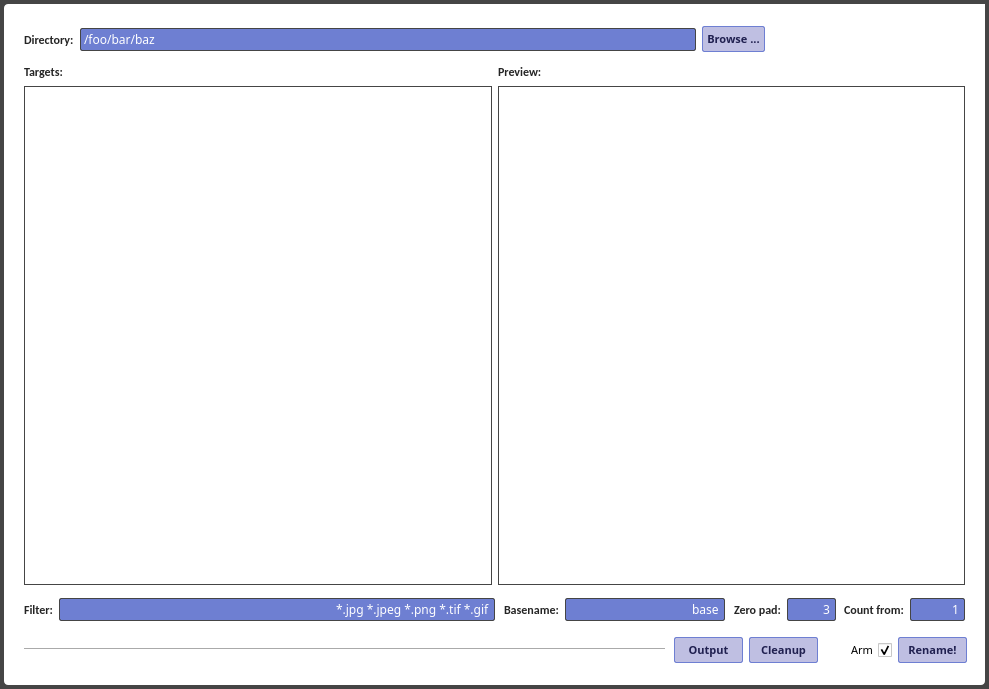
0E9B061F/batchrename, file batchrename.ui: the form before one commit.
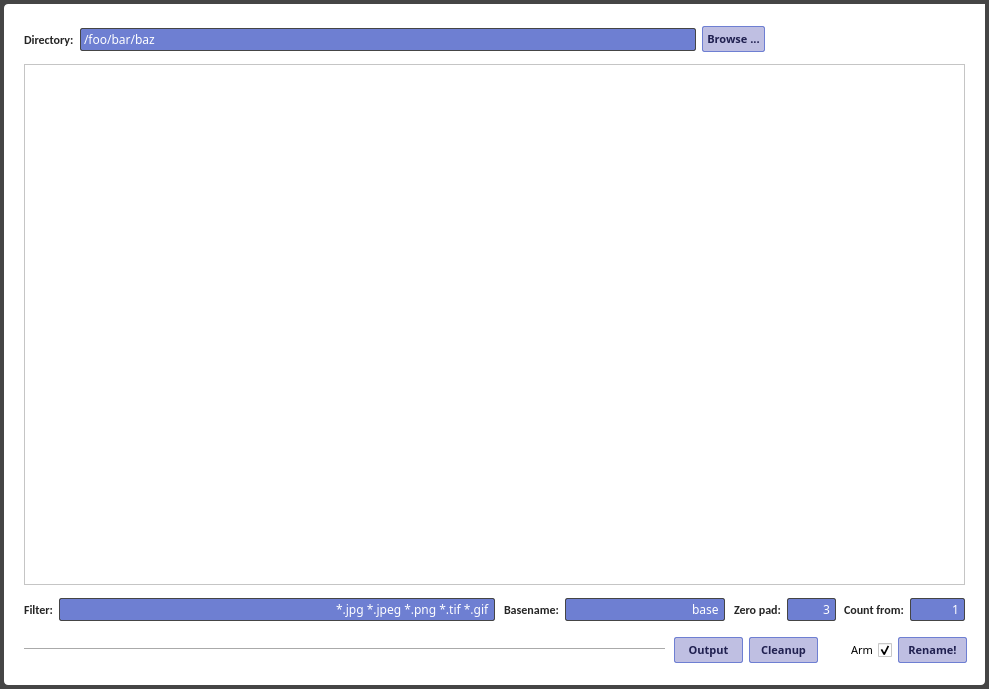
The form after the commit. Icons and pictures are not drawn.

Commit message: First changes toward implementing the table

The edit to the form file:
```diff
--- a/batchrename.ui
+++ b/batchrename.ui
@@ -525,84 +525,8 @@
      </font>
     </property>
     <layout class="QGridLayout" name="previewGroup">
-     <item row="1" column="0">
-      <widget class="QLabel" name="previewTargetsLabel">
-       <property name="maximumSize">
-        <size>
-         <width>100</width>
-         <height>16777215</height>
-        </size>
-       </property>
-       <property name="font">
-        <font>
-         <family>Calibri,Bitstream Vera Sans,Sans,sans-serif</family>
-         <weight>75</weight>
-         <bold>true</bold>
-        </font>
-       </property>
-       <property name="cursor">
-        <cursorShape>WhatsThisCursor</cursorShape>
-       </property>
-       <property name="toolTip">
-        <string>Files found in the selected directory matching the current filter</string>
-       </property>
-       <property name="text">
-        <string>Targets:</string>
-       </property>
-      </widget>
-     </item>
-     <item row="3" column="1">
-      <widget class="QListView" name="previewOutput">
-       <property name="font">
-        <font>
-         <family>Terminus,Consolas,Courier New,monospace</family>
-        </font>
-       </property>
-       <property name="toolTip">
-        <string/>
-       </property>
-       <property name="viewMode">
-        <enum>QListView::IconMode</enum>
-       </property>
-      </widget>
-     </item>
-     <item row="3" column="0">
-      <widget class="QListView" name="previewTargets">
-       <property name="font">
-        <font>
-         <family>Terminus,Consolas,Courier New,monospace</family>
-        </font>
-       </property>
-       <property name="toolTip">
-        <string/>
-       </property>
-      </widget>
-     </item>
-     <item row="1" column="1">
-      <widget class="QLabel" name="previewOutputLabel">
-       <property name="maximumSize">
-        <size>
-         <width>100</width>
-         <height>16777215</height>
-        </size>
-       </property>
-       <property name="font">
-        <font>
-         <family>Calibri,Bitstream Vera Sans,Sans,sans-serif</family>
-         <weight>75</weight>
-         <bold>true</bold>
-        </font>
-       </property>
-       <property name="cursor">
-        <cursorShape>WhatsThisCursor</cursorShape>
-       </property>
-       <property name="toolTip">
-        <string>Preview of filenames after rename with current settings</string>
-       </property>
-       <property name="text">
-        <string>Preview:</string>
-       </property>
-      </widget>
+     <item row="0" column="0">
+      <widget class="QTableView" name="previewTable"/>
      </item>
     </layout>
    </widget>
```
Left out of the diff: 2 changed lines with no effect on the pictures. The commit also changes 2 other files.
